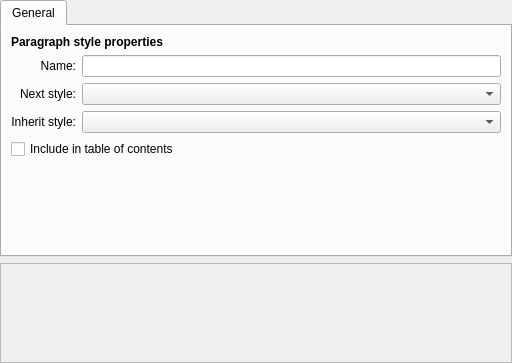
Before: the Qt Designer form plugins/textshape/dialogs/CharacterGeneral.ui in KDE/krita, drawn with Qt 5.
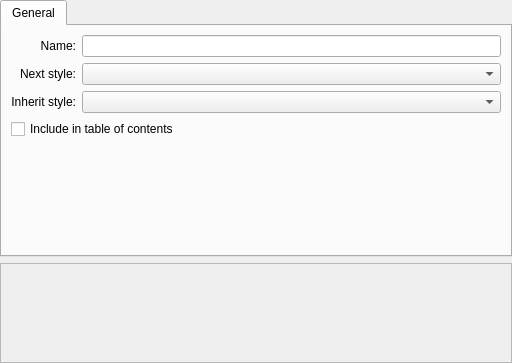
After: the same form once the commit is applied. Custom widgets are drawn as their Qt base class.

Commit message:
Make the next style only visible in the paragraph properties, and use the stylecombo so they are shown using a preview
patch provided by Moji

The edit to the form file:
```diff
--- a/plugins/textshape/dialogs/CharacterGeneral.ui
+++ b/plugins/textshape/dialogs/CharacterGeneral.ui
@@ -27,21 +27,8 @@
        <string>General</string>
       </attribute>
       <layout class="QGridLayout">
-       <item row="0" column="0" colspan="3">
-        <widget class="QLabel">
-         <property name="sizePolicy">
-          <sizepolicy hsizetype="Preferred" vsizetype="Fixed">
-           <horstretch>0</horstretch>
-           <verstretch>0</verstretch>
-          </sizepolicy>
-         </property>
-         <property name="text">
-          <string>&lt;b&gt;Paragraph style properties&lt;/b&gt;</string>
-         </property>
-        </widget>
-       </item>
-       <item row="1" column="0" colspan="2">
-        <widget class="QLabel">
+       <item row="0" column="0" colspan="2">
+        <widget class="QLabel" name="label">
          <property name="text">
           <string>Name:</string>
          </property>
@@ -50,10 +37,10 @@
          </property>
         </widget>
        </item>
-       <item row="1" column="2">
+       <item row="0" column="2">
         <widget class="QLineEdit" name="name"/>
        </item>
-       <item row="2" column="0" colspan="2">
+       <item row="1" column="0" colspan="2">
         <widget class="QLabel" name="label_2">
          <property name="text">
           <string>Next style:</string>
@@ -66,10 +53,10 @@
          </property>
         </widget>
        </item>
-       <item row="2" column="2">
-        <widget class="QComboBox" name="nextStyle"/>
+       <item row="1" column="2">
+        <widget class="StylesCombo" name="nextStyle"/>
        </item>
-       <item row="3" column="0" colspan="2">
+       <item row="2" column="0" colspan="2">
         <widget class="QLabel" name="label_3">
          <property name="text">
           <string>Inherit style:</string>
@@ -82,17 +69,17 @@
          </property>
         </widget>
        </item>
-       <item row="3" column="2">
+       <item row="2" column="2">
         <widget class="QComboBox" name="inheritStyle"/>
        </item>
-       <item row="4" column="0" colspan="3">
+       <item row="3" column="0" colspan="3">
         <widget class="QCheckBox" name="inToc">
          <property name="text">
           <string>Include in table of contents</string>
          </property>
         </widget>
        </item>
-       <item row="5" column="0">
+       <item row="4" column="0">
         <spacer name="verticalSpacer">
          <property name="orientation">
           <enum>Qt::Vertical</enum>
@@ -134,6 +121,12 @@
    <header>dialogs/FormattingPreview.h</header>
    <container>1</container>
   </customwidget>
+  <customwidget>
+   <class>StylesCombo</class>
+   <extends>QComboBox</extends>
+   <header>dialogs/StylesCombo.h</header>
+   <container>1</container>
+  </customwidget>
  </customwidgets>
  <resources/>
  <connections/>
```
The commit also changes 5 other files.
